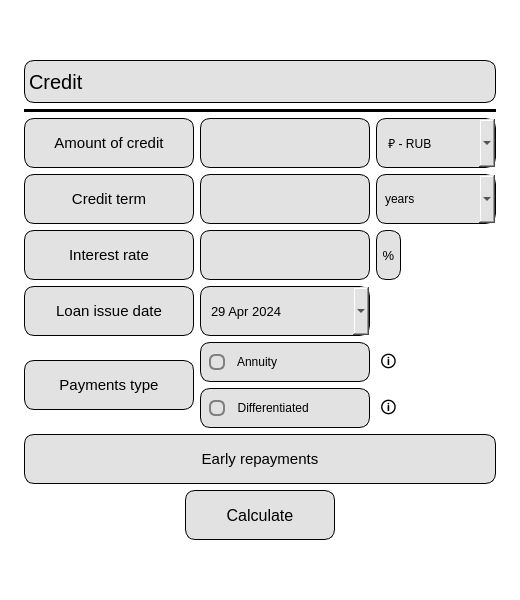
kossadda/C7_s21_SmartCalc, file src/gui_modules/s21_credit.ui: the form before one commit.
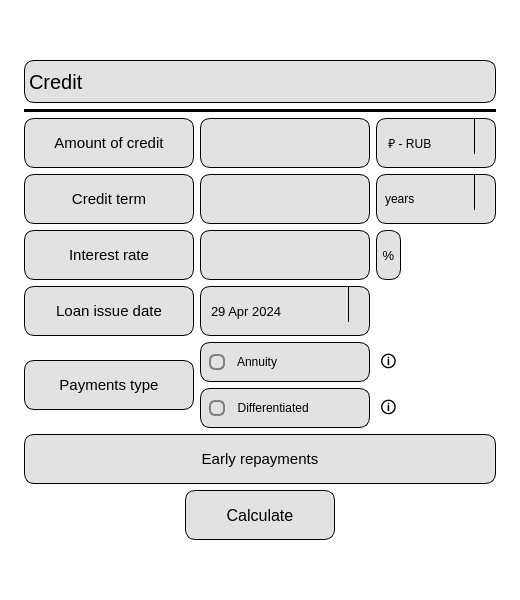
The form after the commit. Icons and pictures are not drawn.

Commit message: style: fix bugs & validation

```diff
--- a/src/gui_modules/s21_credit.ui
+++ b/src/gui_modules/s21_credit.ui
@@ -483,10 +483,13 @@
 }
 
 QDateEdit::drop-down {
-    image: url(/home/kossadda/develop/C7_s21_smartcalc/src/s21_pics/down_arrow.png);
-	width: 20px;
-	height: 35px;
-	margin-right: 5px;
+    border-left-width: 1px;
+    border-left-color: black;
+    border-left-style: solid;
+    width: 20px;
+    height: 35px;
+    border-top-right-radius: 9px;
+    border-bottom-right-radius: 9px;
 }
 
 QDateEdit QCalendarWidget {
@@ -508,7 +511,7 @@
         </property>
         <property name="maximumDateTime">
          <datetime>
-          <hour>15</hour>
+          <hour>10</hour>
           <minute>59</minute>
           <second>59</second>
           <year>9999</year>
@@ -710,6 +713,7 @@
         <property name="styleSheet">
          <string notr="true">QComboBox {
     border-radius: 10px;
+    padding-right: 20px;
     padding: 0 8px;
     background-color: rgb(226, 226, 226);
     color: black;
@@ -717,11 +721,20 @@
 }
 
 QComboBox::drop-down {
-    image: url(/home/kossadda/develop/C7_s21_smartcalc/src/s21_pics/down_arrow.png);
-	width: 20px;
-	height: 35px;
-	margin-right: 5px;
-}</string>
+    border-left-width: 1px;
+    border-left-color: black;
+    border-left-style: solid;
+    width: 20px;
+    height: 35px;
+    border-top-right-radius: 9px;
+    border-bottom-right-radius: 9px;
+}
+
+QComboBox::down-arrow {
+    width: 16px;
+    height: 16px;
+}
+</string>
         </property>
         <item>
          <property name="text">
@@ -882,6 +895,7 @@
         <property name="styleSheet">
          <string notr="true">QComboBox {
     border-radius: 10px;
+    padding-right: 20px;
     padding: 0 8px;
     background-color: rgb(226, 226, 226);
     color: black;
@@ -889,11 +903,20 @@
 }
 
 QComboBox::drop-down {
-    image: url(/home/kossadda/develop/C7_s21_smartcalc/src/s21_pics/down_arrow.png);
-	width: 20px;
-	height: 35px;
-	margin-right: 5px;
-}</string>
+    border-left-width: 1px;
+    border-left-color: black;
+    border-left-style: solid;
+    width: 20px;
+    height: 35px;
+    border-top-right-radius: 9px;
+    border-bottom-right-radius: 9px;
+}
+
+QComboBox::down-arrow {
+    width: 16px;
+    height: 16px;
+}
+</string>
         </property>
         <item>
          <property name="text">
```
The commit also changes 11 other files.
